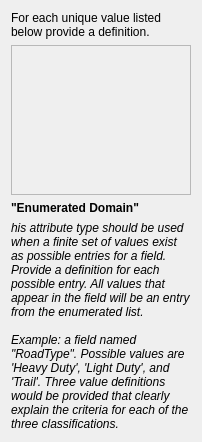
DOI-USGS/fort-pymdwizard, file pymdwizard/gui/ui_files/edom_list.ui: the form before one commit.
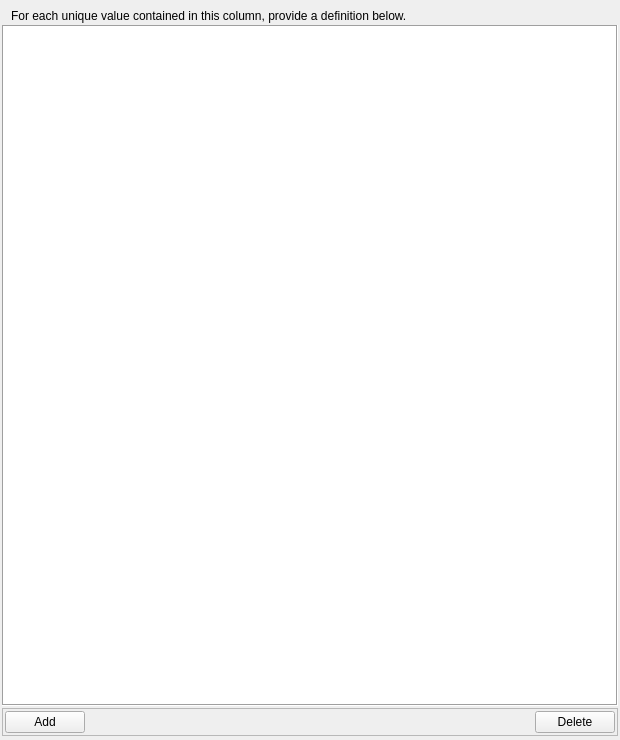
The form after the commit.

```diff
--- a/pymdwizard/gui/ui_files/edom_list.ui
+++ b/pymdwizard/gui/ui_files/edom_list.ui
@@ -6,64 +6,128 @@
    <rect>
     <x>0</x>
     <y>0</y>
-    <width>202</width>
-    <height>442</height>
+    <width>620</width>
+    <height>740</height>
    </rect>
   </property>
   <property name="windowTitle">
    <string>Form</string>
   </property>
   <layout class="QVBoxLayout" name="verticalLayout">
+   <property name="spacing">
+    <number>2</number>
+   </property>
+   <property name="leftMargin">
+    <number>2</number>
+   </property>
+   <property name="topMargin">
+    <number>9</number>
+   </property>
+   <property name="rightMargin">
+    <number>2</number>
+   </property>
+   <property name="bottomMargin">
+    <number>4</number>
+   </property>
    <item>
     <widget class="QLabel" name="label">
      <property name="text">
-      <string>For each unique value listed below provide a definition.</string>
+      <string>For each unique value contained in this column, provide a definition below.</string>
      </property>
      <property name="wordWrap">
       <bool>true</bool>
      </property>
+     <property name="indent">
+      <number>9</number>
+     </property>
     </widget>
    </item>
    <item>
-    <widget class="QScrollArea" name="scrollArea">
-     <property name="widgetResizable">
+    <widget class="QListWidget" name="listWidget">
+     <property name="mouseTracking">
       <bool>true</bool>
      </property>
-     <widget class="QWidget" name="scrollAreaWidgetContents">
-      <property name="geometry">
-       <rect>
-        <x>0</x>
-        <y>0</y>
-        <width>182</width>
-        <height>196</height>
-       </rect>
-      </property>
-     </widget>
-    </widget>
-   </item>
-   <item>
-    <widget class="QLabel" name="label_2">
-     <property name="styleSheet">
-      <string notr="true">font: bold;</string>
+     <property name="autoFillBackground">
+      <bool>true</bool>
      </property>
-     <property name="text">
-      <string>&quot;Enumerated Domain&quot;</string>
+     <property name="frameShape">
+      <enum>QFrame::Box</enum>
      </property>
+     <property name="frameShadow">
+      <enum>QFrame::Sunken</enum>
+     </property>
+     <property name="midLineWidth">
+      <number>0</number>
+     </property>
+     <property name="autoScrollMargin">
+      <number>25</number>
+     </property>
+     <property name="dragDropMode">
+      <enum>QAbstractItemView::DragDrop</enum>
+     </property>
+     <property name="selectionMode">
+      <enum>QAbstractItemView::MultiSelection</enum>
+     </property>
+     <property name="spacing">
+      <number>4</number>
+     </property>
     </widget>
    </item>
    <item>
-    <widget class="QLabel" name="label_3">
-     <property name="styleSheet">
-      <string notr="true">font: italic;</string>
+    <widget class="QFrame" name="frame">
+     <property name="sizePolicy">
+      <sizepolicy hsizetype="Ignored" vsizetype="Preferred">
+       <horstretch>0</horstretch>
+       <verstretch>0</verstretch>
+      </sizepolicy>
      </property>
-     <property name="text">
-      <string>his attribute type should be used when a finite set of values exist as possible entries for a field. Provide a definition for each possible entry. All values that appear in the field will be an entry from the enumerated list.
-
-Example: a field named &quot;RoadType&quot;. Possible values are 'Heavy Duty', 'Light Duty', and 'Trail'. Three value definitions would be provided that clearly explain the criteria for each of the three classifications.</string>
+     <property name="frameShape">
+      <enum>QFrame::StyledPanel</enum>
      </property>
-     <property name="wordWrap">
-      <bool>true</bool>
+     <property name="frameShadow">
+      <enum>QFrame::Raised</enum>
      </property>
+     <layout class="QHBoxLayout" name="horizontalLayout">
+      <property name="leftMargin">
+       <number>2</number>
+      </property>
+      <property name="topMargin">
+       <number>2</number>
+      </property>
+      <property name="rightMargin">
+       <number>2</number>
+      </property>
+      <property name="bottomMargin">
+       <number>2</number>
+      </property>
+      <item>
+       <widget class="QPushButton" name="btn_addone">
+        <property name="text">
+         <string>Add</string>
+        </property>
+       </widget>
+      </item>
+      <item>
+       <spacer name="horizontalSpacer">
+        <property name="orientation">
+         <enum>Qt::Horizontal</enum>
+        </property>
+        <property name="sizeHint" stdset="0">
+         <size>
+          <width>0</width>
+          <height>20</height>
+         </size>
+        </property>
+       </spacer>
+      </item>
+      <item>
+       <widget class="QPushButton" name="btn_delete">
+        <property name="text">
+         <string>Delete</string>
+        </property>
+       </widget>
+      </item>
+     </layout>
     </widget>
    </item>
   </layout>
```
